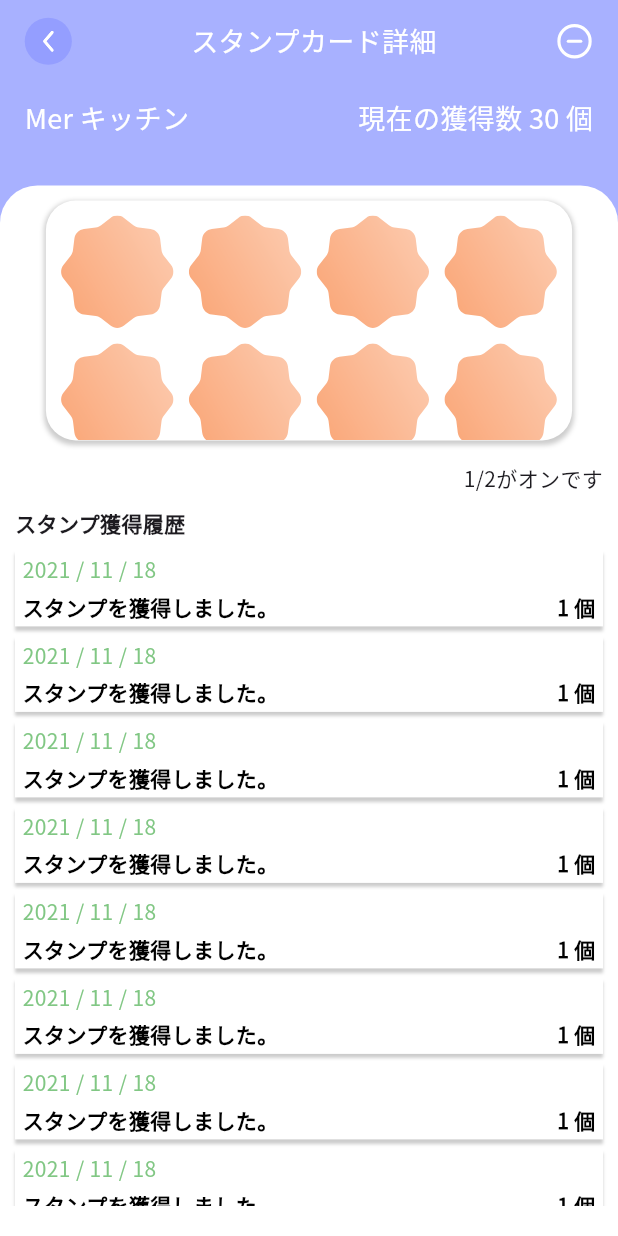
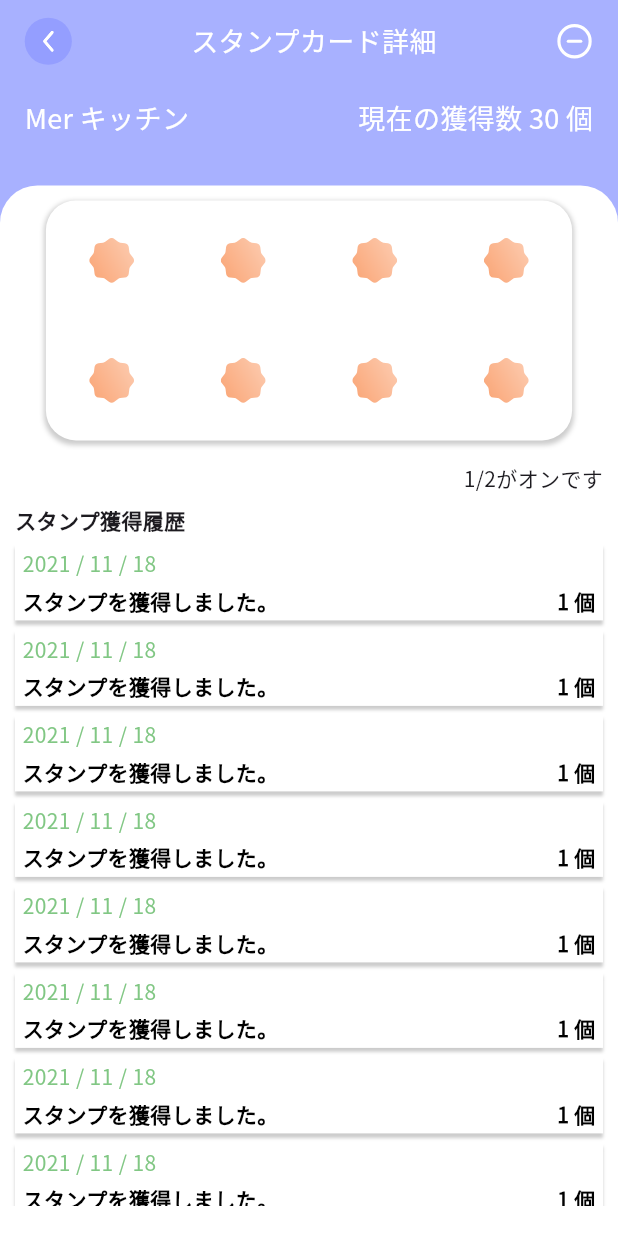
Before and after one commit to manojbhatta500/jiitak-assesment, a Flutter app: the Screen2 screen opened by its route, on a phone screen of 412 x 824 dp. Run offline on Flutter 3.47's test engine with Material 3 defaults, Android fonts, the light colour scheme and no system bars; our stand-ins replace dotted_border, flutter_svg, font_awesome_flutter, get, google_fonts.

Commit message:
completed minor fixes

```diff
--- a/lib/ui/widgets/screen2/ballet.dart
+++ b/lib/ui/widgets/screen2/ballet.dart
@@ -6,9 +6,11 @@ class BalletContainer extends StatelessWidget {
 
   @override
   Widget build(BuildContext context) {
+    double width = MediaQuery.of(context).size.width;
     return Container(
       width: double.infinity,
-      margin: EdgeInsets.symmetric(vertical: 3, horizontal: 10),
+      margin: EdgeInsets.symmetric(
+          vertical: 3, horizontal: width > 600 ? 0.2 * width : 10),
       padding: EdgeInsets.symmetric(vertical: 3, horizontal: 5),
       decoration: BoxDecoration(
         color: Colors.white,
--- a/lib/ui/widgets/screen2/sliders.dart
+++ b/lib/ui/widgets/screen2/sliders.dart
@@ -10,8 +10,8 @@ class Sliders extends StatelessWidget {
     double width = MediaQuery.of(context).size.width;
 
     return Container(
-      height: width > 600 ? 140 : 180,
-      width: width > 600 ? 0.5 * width : 0.9 * width,
+      height: width > 600 ? 200 : 180,
+      width: width > 600 ? 0.6 * width : 0.9 * width,
       child: PageView(
         children: [
           Container(
@@ -61,22 +61,34 @@ class IconGrid extends StatelessWidget {
 
   @override
   Widget build(BuildContext context) {
-    return GridView.builder(
-      padding: EdgeInsets.all(10),
-      gridDelegate: SliverGridDelegateWithFixedCrossAxisCount(
-        crossAxisCount: 4,
-        crossAxisSpacing: 10,
-        mainAxisSpacing: 10,
-      ),
-      itemCount: 16, // Number of items
-      itemBuilder: (context, index) {
-        return SvgPicture.asset(
-          CustomAssets.star,
-          semanticsLabel: 'mini Logo',
-          height: 22,
-          color: Color(0XFFFAA677),
-        );
-      },
+    return Column(
+      mainAxisAlignment: MainAxisAlignment.spaceAround,
+      children: [
+        Row(
+          mainAxisAlignment: MainAxisAlignment.spaceAround,
+          children: [
+            for (int i = 0; i < 4; i++)
+              SvgPicture.asset(
+                CustomAssets.star,
+                semanticsLabel: 'mini Logo',
+                height: 30,
+                color: Color(0XFFFAA677),
+              )
+          ],
+        ),
+        Row(
+          mainAxisAlignment: MainAxisAlignment.spaceAround,
+          children: [
+            for (int i = 0; i < 4; i++)
+              SvgPicture.asset(
+                CustomAssets.star,
+                semanticsLabel: 'mini Logo',
+                height: 30,
+                color: Color(0XFFFAA677),
+              )
+          ],
+        ),
+      ],
     );
   }
 }
--- a/lib/ui/widgets/screen2/white_container.dart
+++ b/lib/ui/widgets/screen2/white_container.dart
@@ -8,6 +8,7 @@ class WhiteContainer extends StatelessWidget {
 
   @override
   Widget build(BuildContext context) {
+    double width = MediaQuery.of(context).size.width;
     return Flexible(
       child: Container(
         width: double.infinity,
@@ -28,8 +29,9 @@ class WhiteContainer extends StatelessWidget {
                 ),
               ),
             ),
-            Padding(
-              padding: const EdgeInsets.symmetric(vertical: 5, horizontal: 10),
+            Container(
+              margin: EdgeInsets.symmetric(
+                  vertical: 3, horizontal: width > 600 ? 0.2 * width : 10),
               child: Align(
                 alignment: Alignment.centerLeft,
                 child: Text(
```
